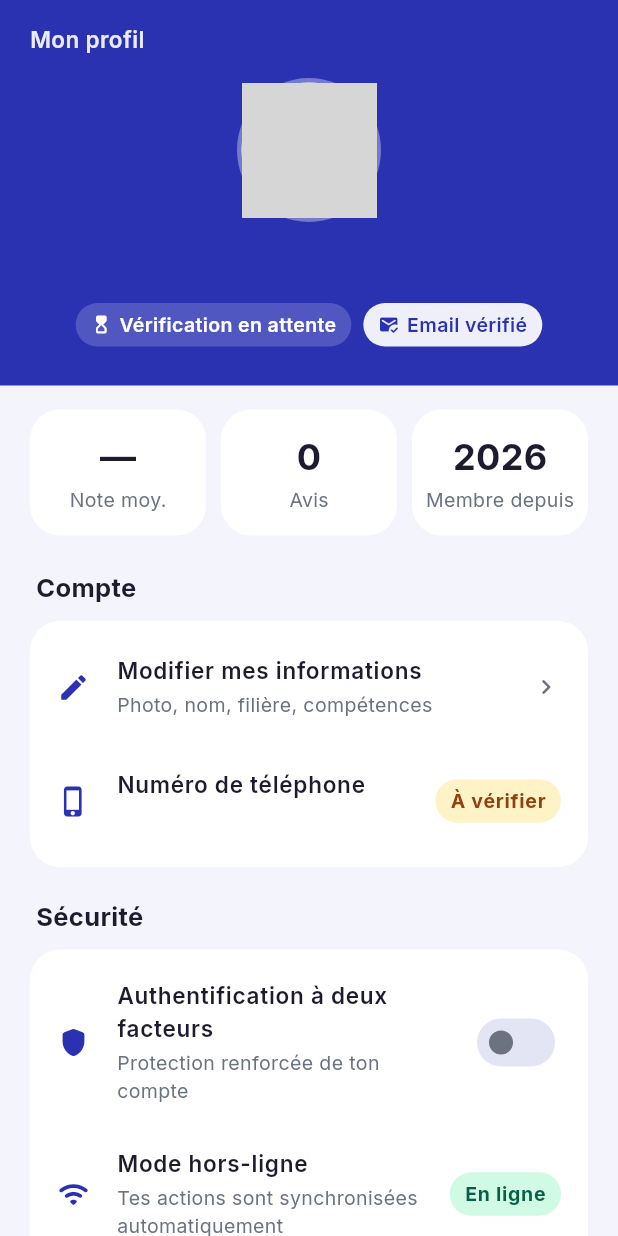
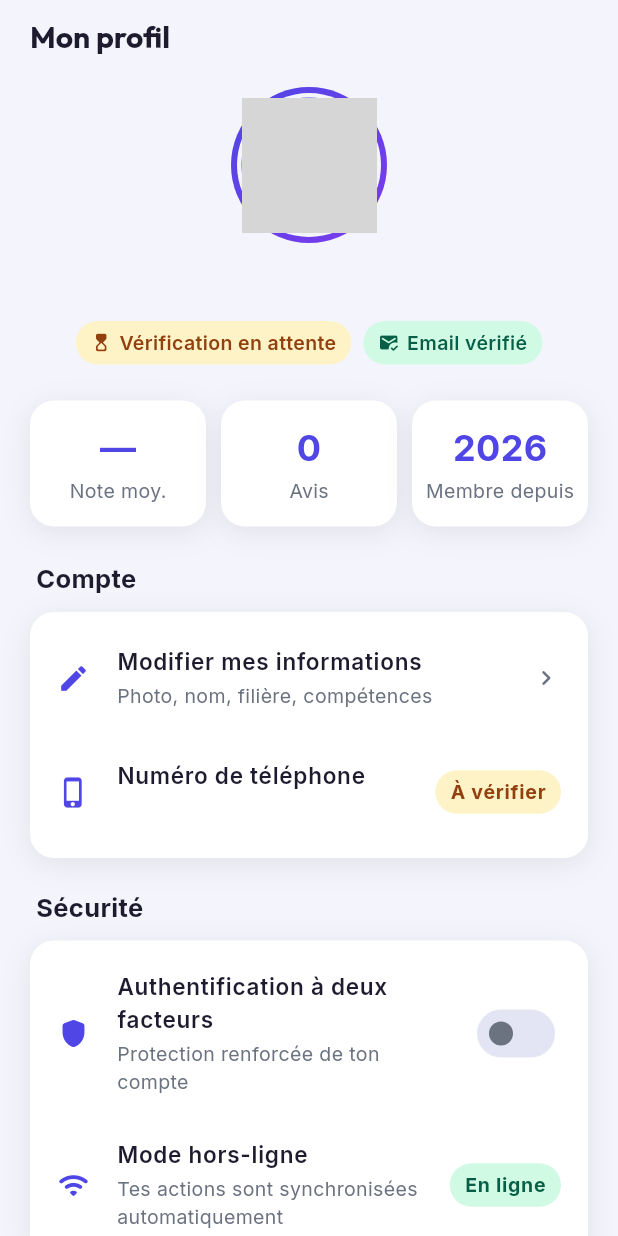
Before and after one commit to Ranimaj/Projet_Mobile, a Flutter app: the ProfileScreen screen opened directly, on a phone screen of 412 x 824 dp. Run offline on Flutter 3.47's test engine with Material 3 defaults, Android fonts, the light colour scheme and no system bars; our stand-ins replace cached_network_image, cloud_firestore, connectivity_plus, file_picker, firebase_auth, firebase_core and 9 more; accounts and stored records are empty; network calls fail; grey boxes are pictures that could not be loaded.

Commit message:
Connexion, inscription et profil aux couleurs de la maquette (violet)
- Palette : primaire #4F46E5, dégradé #4F46E5 → #7C3AED, lavande #A78BFA
  (cahier des charges, section 6) appliqués à tout le thème
- Écrans d'authentification : fond dégradé violet, pilule blanche à texte violet
- Profil : en-tête clair « Mon profil », avatar cerclé du dégradé, coche de
  vérification, puces vertes/ambre, tuiles de chiffres en violet, cartes à
  ombre douce, bouton Déconnexion rouge tonal (maquette « Gestion Utilisateurs »)
- Tests ajustés (dégradé du scaffold, case à cocher) ; suite à 252

```diff
--- a/lib/core/theme/app_colors.dart
+++ b/lib/core/theme/app_colors.dart
@@ -4,10 +4,10 @@ import 'package:flutter/material.dart';
 class AppColors {
   AppColors._();
 
-  // Palette de la maquette : indigo profond, bleu vif et lavande.
-  static const Color primary = Color(0xFF2B32B2);
-  static const Color primary2 = Color(0xFF1483CA);
-  static const Color lavender = Color(0xFF7C81CE);
+  // Palette du cahier des charges (section 6) : violet primaire et son dégradé.
+  static const Color primary = Color(0xFF4F46E5);
+  static const Color primary2 = Color(0xFF7C3AED);
+  static const Color lavender = Color(0xFFA78BFA);
   static const Color accent = Color(0xFFFB923C);
   static const Color accent2 = Color(0xFFF97316);
   static const Color success = Color(0xFF10B981);
@@ -44,16 +44,17 @@ class AppColors {
   static const Color surfaceTone = Color(0xFFE8EBF7);
 
   // --- Écrans d'authentification (connexion, inscription, OTP, mot de passe) --
-  /// Champ de couleur plein écran : un seul bleu uni, encre blanche.
-  static const Color authField = Color(0xFF3D7DD3);
+  /// Fond des écrans d'authentification (encre blanche) : le violet primaire ;
+  /// le dégradé [brandGradient] est appliqué par défaut.
+  static const Color authField = Color(0xFF4F46E5);
 
   /// Conservés pour compatibilité : l'ancien dégradé n'est plus appliqué par
   /// défaut (règle « pas de dégradé » du guide de style).
-  static const Color authGradientTop = Color(0xFF6EE0D9);
+  static const Color authGradientTop = Color(0xFF7C3AED);
   static const Color authGradientBottom = authField;
 
   /// Texte du bouton pilule blanc posé sur le dégradé.
-  static const Color authPillText = Color(0xFF2A3F9D);
+  static const Color authPillText = Color(0xFF4F46E5);
 
   /// Messages d'erreur lisibles sur le dégradé.
   static const Color authErrorOnGradient = Color(0xFFFFE0E0);
--- a/lib/screens/auth/login_screen.dart
+++ b/lib/screens/auth/login_screen.dart
@@ -311,7 +311,7 @@ class _RememberMe extends StatelessWidget {
               fillColor: WidgetStateProperty.resolveWith(
                 (s) => s.contains(WidgetState.selected) ? Colors.white : Colors.transparent,
               ),
-              checkColor: AppColors.authGradientBottom,
+              checkColor: AppColors.primary,
               visualDensity: VisualDensity.compact,
               materialTapTargetSize: MaterialTapTargetSize.shrinkWrap,
               shape: RoundedRectangleBorder(borderRadius: BorderRadius.circular(5)),
--- a/lib/screens/profile/profile_screen.dart
+++ b/lib/screens/profile/profile_screen.dart
@@ -30,14 +30,18 @@ class ProfileScreen extends StatelessWidget {
   /// visiteur (sinon l'écran resterait affiché sans utilisateur).
   Future<void> _logout(BuildContext context) async {
     final ok = await context.read<AuthProvider>().logout();
-    if (ok && context.mounted) Navigator.of(context).popUntil((route) => route.isFirst);
+    if (ok && context.mounted) {
+      Navigator.of(context).popUntil((route) => route.isFirst);
+    }
   }
 
   @override
   Widget build(BuildContext context) {
     final auth = context.watch<AuthProvider>();
     final user = auth.currentUser;
-    if (user == null) return const Scaffold(body: Center(child: CircularProgressIndicator()));
+    if (user == null) {
+      return const Scaffold(body: Center(child: CircularProgressIndicator()));
+    }
 
     return Scaffold(
       backgroundColor: AppColors.background,
@@ -59,12 +63,16 @@ class ProfileScreen extends StatelessWidget {
                     children: [
                       _StatTile(
                         label: 'Note moy.',
-                        value: user.ratingCount > 0 ? user.ratingAverage.toStringAsFixed(1) : '—',
+                        value: user.ratingCount > 0
+                            ? user.ratingAverage.toStringAsFixed(1)
+                            : '—',
                       ),
                       const SizedBox(width: 10),
                       _StatTile(label: 'Avis', value: '${user.ratingCount}'),
                       const SizedBox(width: 10),
-                      _StatTile(label: 'Membre depuis', value: '${user.createdAt.year}'),
+                      _StatTile(
+                          label: 'Membre depuis',
+                          value: '${user.createdAt.year}'),
                     ],
                   ),
                   const SizedBox(height: 22),
@@ -75,15 +83,18 @@ class ProfileScreen extends StatelessWidget {
                         icon: Icons.edit_rounded,
                         label: 'Modifier mes informations',
                         subtitle: 'Photo, nom, filière, compétences',
-                        onTap: () => Navigator.of(context)
-                            .push(MaterialPageRoute(builder: (_) => const EditProfileScreen())),
+                        onTap: () => Navigator.of(context).push(
+                            MaterialPageRoute(
+                                builder: (_) => const EditProfileScreen())),
                       ),
                       if (auth.hasPasswordProvider) ...[
                         SettingsTile(
                           icon: Icons.lock_reset_rounded,
                           label: 'Changer le mot de passe',
-                          onTap: () => Navigator.of(context)
-                              .push(MaterialPageRoute(builder: (_) => const ChangePasswordScreen())),
+                          onTap: () => Navigator.of(context).push(
+                              MaterialPageRoute(
+                                  builder: (_) =>
+                                      const ChangePasswordScreen())),
                         ),
                       ],
                       SettingsTile(
@@ -91,7 +102,8 @@ class ProfileScreen extends StatelessWidget {
                         label: 'Numéro de téléphone',
                         subtitle: user.phoneNumber ?? 'Aucun numéro vérifié',
                         trailing: _Pill(
-                          label: user.isPhoneVerified ? 'Vérifié' : 'À vérifier',
+                          label:
+                              user.isPhoneVerified ? 'Vérifié' : 'À vérifier',
                           positive: user.isPhoneVerified,
                         ),
                         onTap: () => _verifyPhone(context, user),
@@ -112,12 +124,15 @@ class ProfileScreen extends StatelessWidget {
                               ? null
                               : (v) => context
                                   .read<AuthProvider>()
-                                  .updateProfile(user.copyWith(twoFactorEnabled: v)),
+                                  .updateProfile(
+                                      user.copyWith(twoFactorEnabled: v)),
                         ),
                       ),
                       Consumer<ConnectivityProvider>(
                         builder: (context, connectivity, _) => SettingsTile(
-                          icon: connectivity.isOnline ? Icons.wifi_rounded : Icons.wifi_off_rounded,
+                          icon: connectivity.isOnline
+                              ? Icons.wifi_rounded
+                              : Icons.wifi_off_rounded,
                           label: 'Mode hors-ligne',
                           subtitle: connectivity.pendingActionsCount > 0
                               ? '${connectivity.pendingActionsCount} action(s) en attente'
@@ -159,9 +174,10 @@ class ProfileScreen extends StatelessWidget {
                     onPressed: auth.isLoading ? null : () => _logout(context),
                     style: FilledButton.styleFrom(
                       minimumSize: const Size.fromHeight(50),
-                      backgroundColor: AppColors.surfaceTone,
-                      foregroundColor: AppColors.textPrimary,
-                      shape: const StadiumBorder(),
+                      backgroundColor: AppColors.danger.withValues(alpha: 0.1),
+                      foregroundColor: AppColors.danger,
+                      shape: RoundedRectangleBorder(
+                          borderRadius: BorderRadius.circular(14)),
                     ),
                     icon: const Icon(Icons.logout_rounded, size: 18),
                     label: const Text('Déconnexion'),
@@ -182,7 +198,9 @@ class ProfileScreen extends StatelessWidget {
     );
     if (phone == null || !context.mounted) return;
     Navigator.of(context).push(
-      MaterialPageRoute(builder: (_) => OtpVerificationScreen(phone: phone, allowSkip: false)),
+      MaterialPageRoute(
+          builder: (_) =>
+              OtpVerificationScreen(phone: phone, allowSkip: false)),
     );
   }
 
@@ -219,13 +237,15 @@ class ProfileScreen extends StatelessWidget {
           ),
         ),
         actions: [
-          TextButton(onPressed: () => Navigator.pop(ctx), child: const Text('Fermer')),
+          TextButton(
+              onPressed: () => Navigator.pop(ctx), child: const Text('Fermer')),
           FilledButton.icon(
             onPressed: () async {
               await Clipboard.setData(ClipboardData(text: json));
               if (!ctx.mounted) return;
               Navigator.pop(ctx);
-              showAuthSnack(context, 'Données copiées dans le presse-papiers.', isError: false);
+              showAuthSnack(context, 'Données copiées dans le presse-papiers.',
+                  isError: false);
             },
             icon: const Icon(Icons.copy_rounded, size: 16),
             label: const Text('Copier'),
@@ -245,57 +265,73 @@ class _ProfileHeader extends StatelessWidget {
 
   @override
   Widget build(BuildContext context) {
-    final details = [user.major, user.year].where((e) => e != null && e.isNotEmpty).join(' · ');
+    final text = Theme.of(context).textTheme;
+    final details = [user.major, user.year]
+        .where((e) => e != null && e.isNotEmpty)
+        .join(' · ');
 
+    // Maquette « Gestion Utilisateurs » : en-tête clair, titre sombre, avatar
+    // cerclé du dégradé violet, nom + coche, filière, puce de statut.
     return Container(
       width: double.infinity,
-      padding: EdgeInsets.fromLTRB(20, MediaQuery.paddingOf(context).top + 16, 20, 26),
-      // Champ de couleur uni : ni dégradé ni arrondi, le bord est net.
-      color: AppColors.primary,
+      padding: EdgeInsets.fromLTRB(
+          20, MediaQuery.paddingOf(context).top + 12, 20, 8),
+      color: AppColors.background,
       child: Column(
         children: [
           Align(
             alignment: Alignment.centerLeft,
-            child: Text(
-              'Mon profil',
-              style: TextStyle(
-                color: Colors.white.withValues(alpha: 0.9),
-                fontWeight: FontWeight.w600,
-                fontSize: 15,
+            child: Text('Mon profil', style: text.headlineMedium),
           ),
-            ),
-          ),
-          const SizedBox(height: 14),
+          const SizedBox(height: 20),
           Container(
-            width: 96,
-            height: 96,
+            width: 104,
+            height: 104,
+            padding: const EdgeInsets.all(4),
+            decoration: const BoxDecoration(
+                shape: BoxShape.circle, gradient: AppColors.brandGradient),
+            child: Container(
               padding: const EdgeInsets.all(3),
-            decoration: BoxDecoration(
-              shape: BoxShape.circle,
-              color: Colors.white.withValues(alpha: 0.35),
-            ),
+              decoration: const BoxDecoration(
+                  shape: BoxShape.circle, color: AppColors.background),
               child: CircleAvatar(
-              backgroundColor: Colors.white,
-              backgroundImage:
-                  user.photoUrl == null ? null : CachedNetworkImageProvider(user.photoUrl!),
+                backgroundColor: AppColors.primary,
+                backgroundImage: user.photoUrl == null
+                    ? null
+                    : CachedNetworkImageProvider(user.photoUrl!),
                 child: user.photoUrl == null
                     ? Text(
                         user.initials,
                         style: const TextStyle(
-                          color: AppColors.primary, fontSize: 30, fontWeight: FontWeight.w700),
+                            color: Colors.white,
+                            fontSize: 30,
+                            fontWeight: FontWeight.w700),
                       )
                     : null,
               ),
             ),
+          ),
           const SizedBox(height: 12),
-          Text(
+          Row(
+            mainAxisSize: MainAxisSize.min,
+            children: [
+              Flexible(
+                child: Text(
                   user.fullName,
                   textAlign: TextAlign.center,
-            style: Theme.of(context).textTheme.displayMedium?.copyWith(color: Colors.white, fontSize: 26),
+                  style: text.displayMedium?.copyWith(fontSize: 24),
+                ),
+              ),
+              if (user.isVerifiedStudent) ...[
+                const SizedBox(width: 6),
+                const Icon(Icons.verified_rounded,
+                    size: 20, color: AppColors.primary),
+              ],
+            ],
           ),
           if (details.isNotEmpty) ...[
             const SizedBox(height: 2),
-            Text(details, style: TextStyle(color: Colors.white.withValues(alpha: 0.85), fontSize: 14)),
+            Text(details, style: text.bodyMedium),
           ],
           const SizedBox(height: 12),
           Wrap(
@@ -304,14 +340,24 @@ class _ProfileHeader extends StatelessWidget {
             alignment: WrapAlignment.center,
             children: [
               _Badge(
-                icon: user.isVerifiedStudent ? Icons.verified_rounded : Icons.hourglass_top_rounded,
-                label: user.isVerifiedStudent ? 'Étudiant vérifié' : 'Vérification en attente',
+                icon: user.isVerifiedStudent
+                    ? Icons.verified_rounded
+                    : Icons.hourglass_top_rounded,
+                label: user.isVerifiedStudent
+                    ? 'Étudiant vérifié'
+                    : 'Vérification en attente',
                 highlighted: user.isVerifiedStudent,
               ),
               if (emailVerified)
-                const _Badge(icon: Icons.mark_email_read_rounded, label: 'Email vérifié', highlighted: true),
+                const _Badge(
+                    icon: Icons.mark_email_read_rounded,
+                    label: 'Email vérifié',
+                    highlighted: true),
               if (user.isPhoneVerified)
-                const _Badge(icon: Icons.phone_android_rounded, label: 'Téléphone vérifié', highlighted: true),
+                const _Badge(
+                    icon: Icons.phone_android_rounded,
+                    label: 'Téléphone vérifié',
+                    highlighted: true),
             ],
           ),
         ],
@@ -320,33 +366,31 @@ class _ProfileHeader extends StatelessWidget {
   }
 }
 
+/// Puce de statut : verte quand acquis (maquette « Étudiant vérifié »),
+/// ambre tant que c'est en attente.
 class _Badge extends StatelessWidget {
   final IconData icon;
   final String label;
   final bool highlighted;
-  const _Badge({required this.icon, required this.label, required this.highlighted});
+  const _Badge(
+      {required this.icon, required this.label, required this.highlighted});
 
   @override
   Widget build(BuildContext context) {
+    final bg = highlighted ? AppColors.successTint : const Color(0xFFFEF3C7);
+    final fg = highlighted ? AppColors.successInk : const Color(0xFF92400E);
     return Container(
       padding: const EdgeInsets.symmetric(horizontal: 10, vertical: 5),
-      decoration: BoxDecoration(
-        color: Colors.white.withValues(alpha: highlighted ? 0.92 : 0.18),
-        borderRadius: BorderRadius.circular(20),
-      ),
+      decoration:
+          BoxDecoration(color: bg, borderRadius: BorderRadius.circular(20)),
       child: Row(
         mainAxisSize: MainAxisSize.min,
         children: [
-          Icon(icon, size: 14, color: highlighted ? AppColors.primary : Colors.white),
+          Icon(icon, size: 14, color: fg),
           const SizedBox(width: 5),
-          Text(
-            label,
+          Text(label,
               style: TextStyle(
-              fontSize: 13,
-              fontWeight: FontWeight.w600,
-              color: highlighted ? AppColors.primary : Colors.white,
-            ),
-          ),
+                  fontSize: 13, fontWeight: FontWeight.w600, color: fg)),
         ],
       ),
     );
@@ -359,10 +403,12 @@ class _EmailVerificationBanner extends StatefulWidget {
   const _EmailVerificationBanner();
 
   @override
-  State<_EmailVerificationBanner> createState() => _EmailVerificationBannerState();
+  State<_EmailVerificationBanner> createState() =>
+      _EmailVerificationBannerState();
 }
 
-class _EmailVerificationBannerState extends State<_EmailVerificationBanner> with WidgetsBindingObserver {
+class _EmailVerificationBannerState extends State<_EmailVerificationBanner>
+    with WidgetsBindingObserver {
   Timer? _ticker;
   Timer? _autoCheck;
 
@@ -421,7 +467,9 @@ class _EmailVerificationBannerState extends State<_EmailVerificationBanner> with
     if (!mounted) return;
     showAuthSnack(
       context,
-      ok ? 'Email de vérification renvoyé.' : (auth.errorMessage ?? 'Envoi impossible.'),
+      ok
+          ? 'Email de vérification renvoyé.'
+          : (auth.errorMessage ?? 'Envoi impossible.'),
       isError: !ok,
     );
     _syncTicker();
@@ -432,7 +480,10 @@ class _EmailVerificationBannerState extends State<_EmailVerificationBanner> with
     final verified = await auth.refreshEmailVerification();
     if (!mounted) return;
     if (!verified) {
-      showAuthSnack(context, auth.errorMessage ?? 'Email toujours non vérifié. Clique sur le lien reçu.');
+      showAuthSnack(
+          context,
+          auth.errorMessage ??
+              'Email toujours non vérifié. Clique sur le lien reçu.');
     }
   }
 
@@ -452,12 +503,16 @@ class _EmailVerificationBannerState extends State<_EmailVerificationBanner> with
         children: [
           const Row(
             children: [
-              Icon(Icons.mark_email_unread_outlined, size: 18, color: AppColors.accent2),
+              Icon(Icons.mark_email_unread_outlined,
+                  size: 18, color: AppColors.accent2),
               SizedBox(width: 8),
               Expanded(
                 child: Text(
                   'Email non vérifié',
-                  style: TextStyle(fontWeight: FontWeight.w700, fontSize: 15, color: Color(0xFF9A3412)),
+                  style: TextStyle(
+                      fontWeight: FontWeight.w700,
+                      fontSize: 15,
+                      color: Color(0xFF9A3412)),
                 ),
               ),
             ],
@@ -465,7 +520,8 @@ class _EmailVerificationBannerState extends State<_EmailVerificationBanner> with
           const SizedBox(height: 4),
           const Text(
             'Clique sur le lien reçu par email : ce bandeau disparaîtra tout seul.',
-            style: TextStyle(fontSize: 14, height: 1.4, color: Color(0xFF9A3412)),
+            style:
+                TextStyle(fontSize: 14, height: 1.4, color: Color(0xFF9A3412)),
           ),
           // Wrap plutôt que Row : avec le compte à rebours, les deux boutons
           // ne tiennent pas toujours sur une ligne en petite largeur.
@@ -502,14 +558,20 @@ class _StatTile extends StatelessWidget {
         padding: const EdgeInsets.symmetric(vertical: 14),
         decoration: BoxDecoration(
           color: AppColors.surface,
-          borderRadius: BorderRadius.circular(20),
+          borderRadius: BorderRadius.circular(16),
+          boxShadow: const [AppColors.cardShadow],
         ),
         child: Column(
           children: [
             Text(value,
-                style: const TextStyle(fontSize: 24, fontWeight: FontWeight.w700, color: AppColors.textPrimary)),
+                style: const TextStyle(
+                    fontSize: 24,
+                    fontWeight: FontWeight.w700,
+                    color: AppColors.primary)),
             const SizedBox(height: 2),
-            Text(label, style: const TextStyle(fontSize: 13, color: AppColors.textSecondary)),
+            Text(label,
+                style: const TextStyle(
+                    fontSize: 13, color: AppColors.textSecondary)),
           ],
         ),
       ),
@@ -596,7 +658,9 @@ class _PhoneDialogState extends State<_PhoneDialog> {
         ),
       ),
       actions: [
-        TextButton(onPressed: () => Navigator.pop(context), child: const Text('Annuler')),
+        TextButton(
+            onPressed: () => Navigator.pop(context),
+            child: const Text('Annuler')),
         FilledButton(onPressed: _submit, child: const Text('Envoyer le code')),
       ],
     );
@@ -669,7 +733,9 @@ class _DeleteAccountDialogState extends State<_DeleteAccountDialog> {
             ],
             if (_error != null) ...[
               const SizedBox(height: 10),
-              Text(_error!, style: const TextStyle(color: AppColors.danger, fontSize: 13)),
+              Text(_error!,
+                  style:
+                      const TextStyle(color: AppColors.danger, fontSize: 13)),
             ],
           ],
         ),
@@ -684,7 +750,10 @@ class _DeleteAccountDialogState extends State<_DeleteAccountDialog> {
           onPressed: auth.isLoading ? null : _confirm,
           child: auth.isLoading
               ? const SizedBox(
-                  width: 18, height: 18, child: CircularProgressIndicator(strokeWidth: 2, color: Colors.white))
+                  width: 18,
+                  height: 18,
+                  child: CircularProgressIndicator(
+                      strokeWidth: 2, color: Colors.white))
               : const Text('Supprimer définitivement'),
         ),
       ],
--- a/lib/widgets/gradient_scaffold.dart
+++ b/lib/widgets/gradient_scaffold.dart
@@ -23,7 +23,7 @@ class GradientScaffold extends StatelessWidget {
   /// Couleur unie du fond (par défaut [AppColors.authField]).
   final Color color;
 
-  /// Dégradé optionnel ; `null` (défaut) = couleur unie [color].
+  /// Dégradé du fond (maquette : violet #4F46E5 → #7C3AED). `null` = [color] uni.
   final Gradient? gradient;
 
   const GradientScaffold({
@@ -34,7 +34,7 @@ class GradientScaffold extends StatelessWidget {
     this.icon = Icons.school_rounded,
     this.showBack = true,
     this.color = AppColors.authField,
-    this.gradient,
+    this.gradient = AppColors.brandGradient,
   });
 
   @override
--- a/lib/widgets/section_card.dart
+++ b/lib/widgets/section_card.dart
@@ -26,18 +26,31 @@ class SectionCard extends StatelessWidget {
             padding: const EdgeInsets.only(left: 4, bottom: 10),
             child: Text(
               title!,
-              style: const TextStyle(fontSize: 17, fontWeight: FontWeight.w700, color: AppColors.textPrimary),
+              style: const TextStyle(
+                  fontSize: 17,
+                  fontWeight: FontWeight.w700,
+                  color: AppColors.textPrimary),
             ),
           ),
         // Material (et non Container) : les ListTile dessinent leurs effets
         // d'encre sur le Material le plus proche.
-        Material(
-          color: AppColors.surface,
-          shape: RoundedRectangleBorder(borderRadius: BorderRadius.circular(20)),
-          clipBehavior: Clip.antiAlias,
-          child: Padding(
-            padding: padding,
-            child: Column(crossAxisAlignment: CrossAxisAlignment.stretch, children: children),
+        // Maquette : carte blanche arrondie (16 px) avec ombre douce.
+        DecoratedBox(
+          decoration: BoxDecoration(
+              borderRadius: BorderRadius.circular(16),
+              boxShadow: const [AppColors.cardShadow]),
+          child: Material(
+            color: AppColors.surface,
+            elevation: 0,
+            shape:
+                RoundedRectangleBorder(borderRadius: BorderRadius.circular(16)),
+            clipBehavior: Clip.antiAlias,
+            child: Padding(
+              padding: padding,
+              child: Column(
+                  crossAxisAlignment: CrossAxisAlignment.stretch,
+                  children: children),
+            ),
           ),
         ),
       ],
@@ -76,18 +89,22 @@ class SettingsTile extends StatelessWidget {
       leading: Icon(icon, size: 22, color: color ?? AppColors.primary),
       title: Text(
         label,
-        style: TextStyle(fontSize: 15, fontWeight: FontWeight.w600, color: tint),
+        style:
+            TextStyle(fontSize: 15, fontWeight: FontWeight.w600, color: tint),
       ),
       subtitle: subtitle == null
           ? null
           : Padding(
               padding: const EdgeInsets.only(top: 2),
-              child: Text(subtitle!, style: const TextStyle(fontSize: 13, color: AppColors.textSecondary)),
+              child: Text(subtitle!,
+                  style: const TextStyle(
+                      fontSize: 13, color: AppColors.textSecondary)),
             ),
       trailing: trailing ??
           (onTap == null
               ? null
-              : const Icon(Icons.chevron_right_rounded, size: 20, color: AppColors.textSecondary)),
+              : const Icon(Icons.chevron_right_rounded,
+                  size: 20, color: AppColors.textSecondary)),
     );
   }
 }
```
Also changed, not shown: 2 other files. Lines whose indentation alone changed are shown as unchanged.
